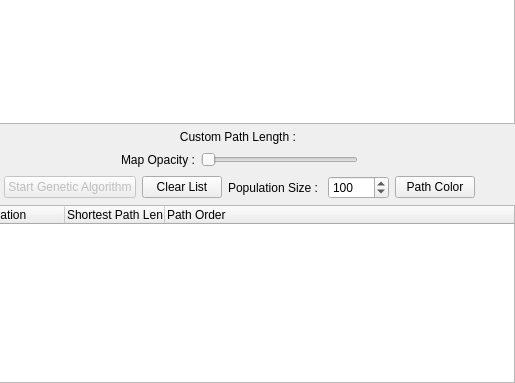
Above: tsp.ui from Epsilon-K/TSP before the change; both pictures show x 560 to 1075 and y 199 to 582 of the 1075 by 582 pixel window. Below: the same form after it.
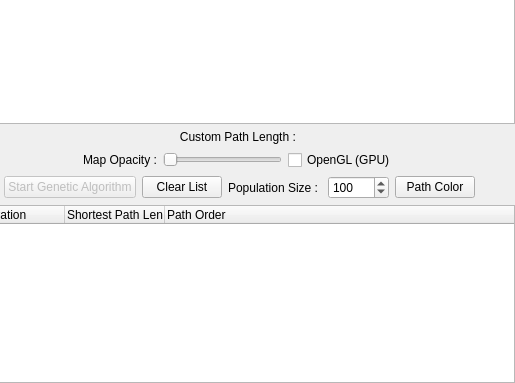
That is the form after the change. Custom widgets are drawn as their Qt base class.

```diff
--- a/tsp.ui
+++ b/tsp.ui
@@ -242,6 +242,13 @@
          </property>
         </widget>
        </item>
+       <item>
+        <widget class="QCheckBox" name="checkBox_2">
+         <property name="text">
+          <string>OpenGL (GPU)</string>
+         </property>
+        </widget>
+       </item>
        <item>
         <spacer name="horizontalSpacer_10">
          <property name="orientation">
```
